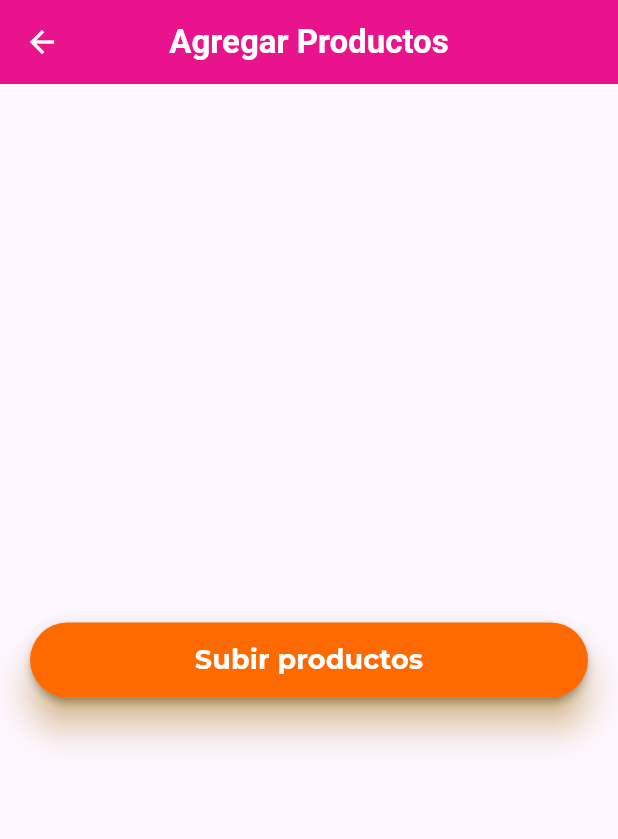
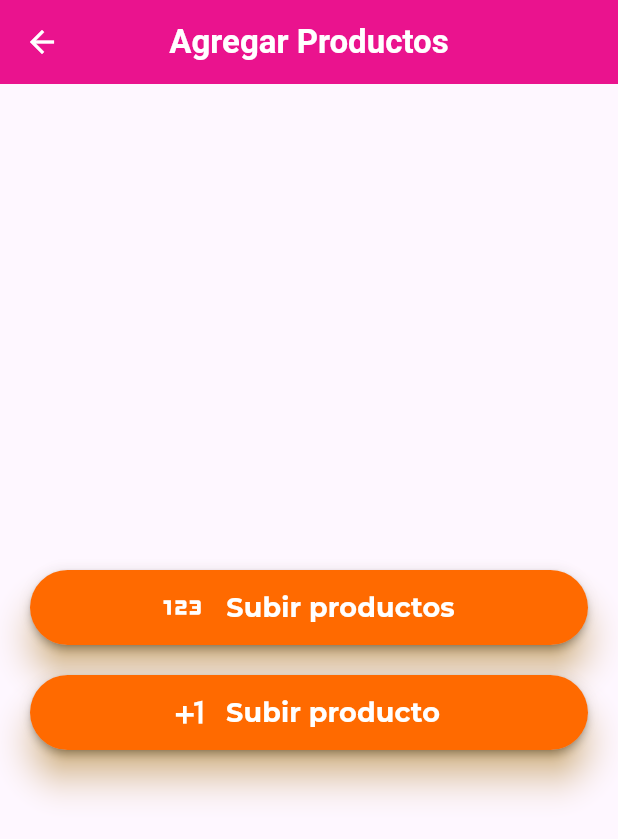
Before and after one commit to Cherrox/e-price, a Flutter app: the AddProductPage screen opened directly, on a phone screen of 412 x 824 dp. Shown: the top 839 px of the screen. Run offline on Flutter 3.47's test engine with Material 3 defaults, Android fonts, the light colour scheme and no system bars; our stand-ins replace barcode_widget, cached_network_image, cloud_firestore, file_picker, firebase_auth, firebase_core and 8 more; missing offline and left inert: excel, flutter_barcode_scanner, hardware_buttons_find_flutter; accounts and stored records are empty; project files that could hold a hidden picture were left out.

Commit message:
add one product button

```diff
--- a/lib/src/pages/productos/add_product_page.dart
+++ b/lib/src/pages/productos/add_product_page.dart
@@ -42,7 +42,8 @@ class _AddProductPageState extends State<AddProductPage> {
 
       // Calcular el total de filas a procesar
       for (var table in excel.tables.keys) {
-        totalRows += excel.tables[table]!.rows.length - 1; // -1 para excluir la fila de encabezado
+        totalRows += excel.tables[table]!.rows.length -
+            1; // -1 para excluir la fila de encabezado
       }
 
       for (var table in excel.tables.keys) {
@@ -84,7 +85,8 @@ class _AddProductPageState extends State<AddProductPage> {
               await refCollection.doc(docId).update(productData);
             } else {
               // Usuario no es propietario
-              showSnackbar(context, 'Usted no es el propietario de estos productos');
+              showSnackbar(
+                  context, 'Usted no es el propietario de estos productos');
             }
           } else {
             // Producto no existe, agregar uno nuevo
@@ -112,7 +114,8 @@ class _AddProductPageState extends State<AddProductPage> {
   }
 
   Future<void> _pickFile() async {
-    FilePickerResult? result = await FilePicker.platform.pickFiles(type: FileType.custom, allowedExtensions: ['xlsx']);
+    FilePickerResult? result = await FilePicker.platform
+        .pickFiles(type: FileType.custom, allowedExtensions: ['xlsx']);
     if (result != null) {
       String filePath = result.files.single.path!;
       await _uploadExcelData(filePath);
@@ -128,10 +131,16 @@ class _AddProductPageState extends State<AddProductPage> {
         backgroundColor: AppColors.pink,
         centerTitle: true,
         iconTheme: const IconThemeData(color: AppColors.white),
-        title: const Text('Agregar Productos', style: TextStyle(color: AppColors.white, fontWeight: FontWeight.bold)),
+        title: const Text('Agregar Productos',
+            style:
+                TextStyle(color: AppColors.white, fontWeight: FontWeight.bold)),
       ),
-      body: Center(
-        child: isLoading
+      body: Padding(
+          padding: const EdgeInsets.symmetric(vertical: 15),
+          child: Column(
+            mainAxisAlignment: MainAxisAlignment.center,
+            children: [
+              isLoading
                   ? StreamBuilder<int>(
                       stream: _progressController.stream,
                       builder: (context, snapshot) {
@@ -144,20 +153,34 @@ class _AddProductPageState extends State<AddProductPage> {
                                 color: AppColors.orange,
                               ),
                               const SizedBox(height: 20),
-                        Text('${snapshot.data}%', style: const TextStyle(fontSize: 20, fontWeight: FontWeight.bold)),
+                              Text('${snapshot.data}%',
+                                  style: const TextStyle(
+                                      fontSize: 20,
+                                      fontWeight: FontWeight.bold)),
                             ],
                           );
                         } else {
-                    return const CircularProgressWidget(text: "Cargando\nPor favor espere....", color: AppColors.orange);
+                          return const CircularProgressWidget(
+                              text: "Cargando\nPor favor espere....",
+                              color: AppColors.orange);
                         }
                       },
                     )
                   : MaterialButtomWidget(
                       color: AppColors.orange,
+                      icon: Icons.onetwothree,
                       onPressed: _pickFile,
                       title: 'Subir productos',
                     ),
+              const SizedBox(height: 20),
+              MaterialButtomWidget(
+                color: AppColors.orange,
+                icon: Icons.plus_one,
+                onPressed: _pickFile,
+                title: 'Subir producto',
               ),
+            ],
+          )),
     );
   }
 }
--- a/lib/src/widgets/materialbuttom_widget.dart
+++ b/lib/src/widgets/materialbuttom_widget.dart
@@ -8,16 +8,17 @@ class MaterialButtomWidget extends StatelessWidget {
   final EdgeInsets margin;
   final double? height;
   final double? fontSize;
+  final IconData? icon;
 
-  const MaterialButtomWidget({
-    super.key,
+  const MaterialButtomWidget(
+      {super.key,
       required this.title,
       required this.color,
       required this.onPressed,
       this.margin = const EdgeInsets.symmetric(horizontal: 20),
       this.height = 50,
       this.fontSize = 18,
-  });
+      this.icon});
 
   @override
   Widget build(BuildContext context) {
@@ -38,7 +39,24 @@ class MaterialButtomWidget extends StatelessWidget {
             borderRadius: BorderRadius.circular(100),
           ),
           onPressed: onPressed,
-          child: Padding(
+          child: Row(
+            mainAxisAlignment: MainAxisAlignment.center,
+            children: [
+              if (icon != null)
+                Container(
+                  margin: const EdgeInsets.symmetric(horizontal: 2),
+                  child: Icon(
+                    icon,
+                    color: Theme.of(context).colorScheme.onPrimary,
+                    size: icon == Icons.onetwothree
+                        ? (fontSize ?? 25) + 20.00
+                        : (fontSize ?? 25) + 10.00,
+                  ),
+                ),
+              // const SizedBox(
+              //   width: 5,
+              // ),
+              Padding(
                 padding: const EdgeInsets.all(8.0),
                 child: Text(
                   title,
@@ -49,6 +67,8 @@ class MaterialButtomWidget extends StatelessWidget {
                   ),
                 ),
               ),
+            ],
+          ),
         ),
       ),
     );
```
Lines whose indentation alone changed are shown as unchanged.
